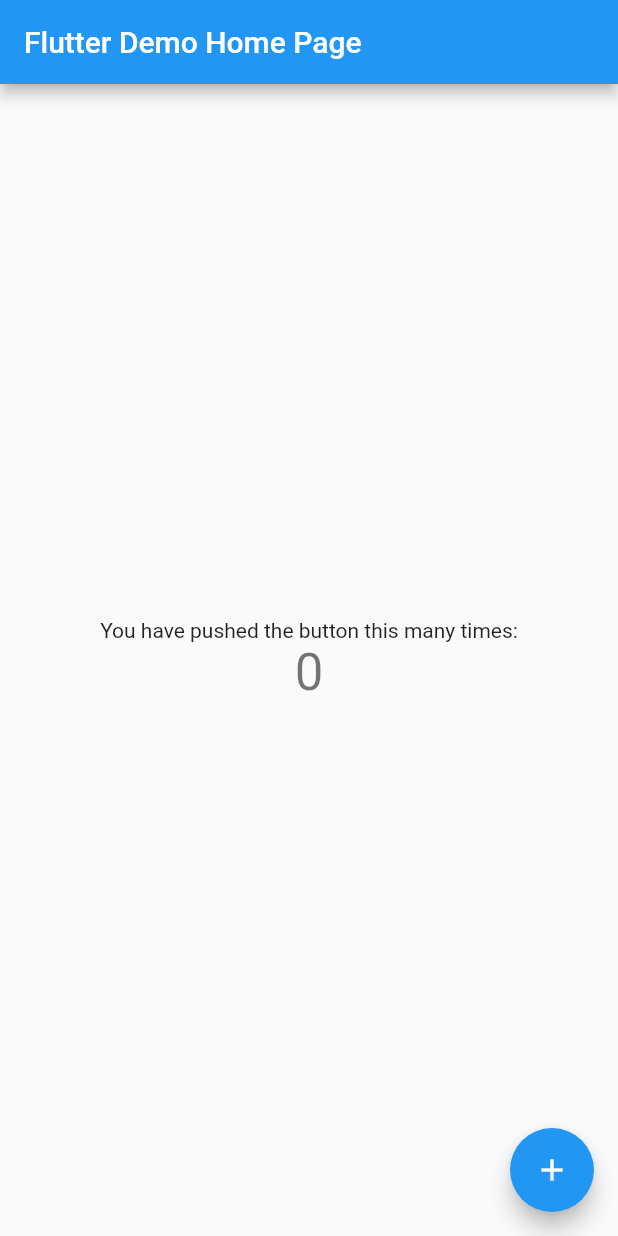
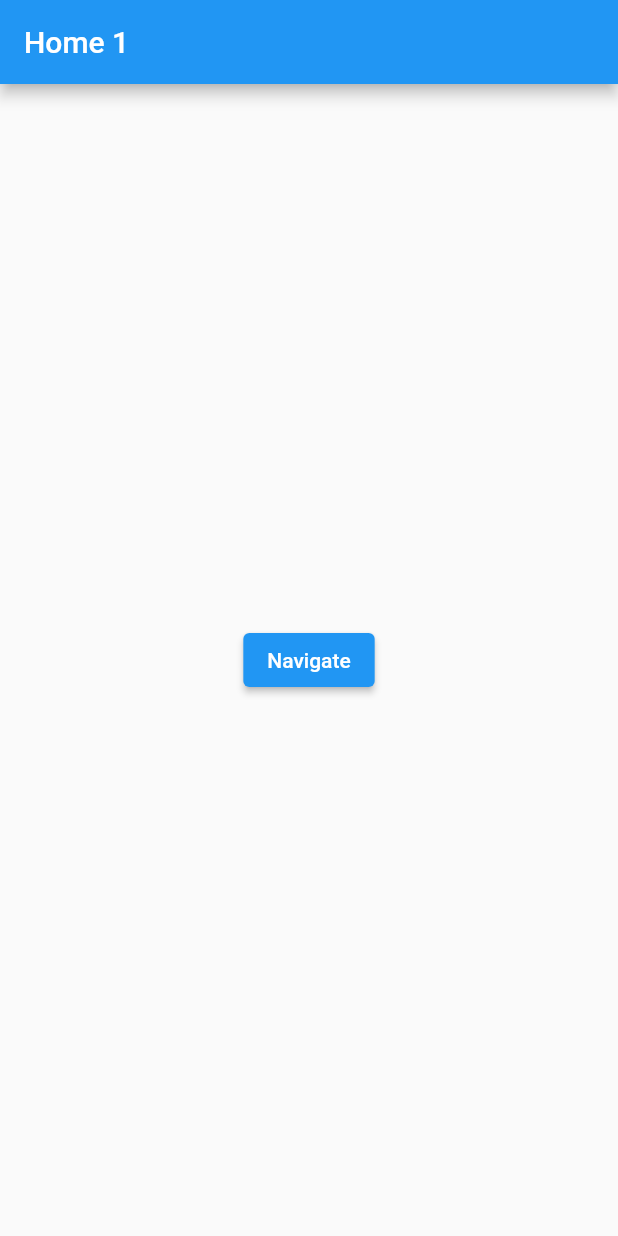
Before and after one commit to Brian1011/flutter_modularized_architecture, a Flutter app: the screen it shows after launch, on a phone screen of 412 x 824 dp. Run offline on Flutter 3.47's test engine with Material 2 defaults, Android fonts, the phone set to English and light mode, and no system bars.

Commit message:
add flutter modular

```diff
--- a/lib/main.dart
+++ b/lib/main.dart
@@ -11,105 +11,50 @@ class MyApp extends StatelessWidget {
   @override
   Widget build(BuildContext context) {
     return MaterialApp(
-      title: 'Flutter Demo',
-      theme: ThemeData(
-        // This is the theme of your application.
-        //
-        // Try running your application with "flutter run". You'll see the
-        // application has a blue toolbar. Then, without quitting the app, try
-        // changing the primarySwatch below to Colors.green and then invoke
-        // "hot reload" (press "r" in the console where you ran "flutter run",
-        // or simply save your changes to "hot reload" in a Flutter IDE).
-        // Notice that the counter didn't reset back to zero; the application
-        // is not restarted.
-        primarySwatch: Colors.blue,
+        title: 'Flutter Demo',
+        theme: ThemeData(
+          primarySwatch: Colors.blue,
+        ),
+        home: const Home1());
+  }
+}
+
+class Home1 extends StatelessWidget {
+  const Home1({Key? key}) : super(key: key);
+
+  @override
+  Widget build(BuildContext context) {
+    return Scaffold(
+      appBar: AppBar(
+        title: const Text("Home 1"),
       ),
-      home: const MyHomePage(title: 'Flutter Demo Home Page'),
+      body: Container(
+        child: Center(
+          child: ElevatedButton(
+            child: const Text("Navigate"),
+            onPressed: () {
+              Navigator.push(context,
+                  MaterialPageRoute(builder: (context) => const Home2()));
+            },
+          ),
+        ),
+      ),
     );
   }
 }
 
-class MyHomePage extends StatefulWidget {
-  const MyHomePage({Key? key, required this.title}) : super(key: key);
-
-  // This widget is the home page of your application. It is stateful, meaning
-  // that it has a State object (defined below) that contains fields that affect
-  // how it looks.
-
-  // This class is the configuration for the state. It holds the values (in this
-  // case the title) provided by the parent (in this case the App widget) and
-  // used by the build method of the State. Fields in a Widget subclass are
-  // always marked "final".
-
-  final String title;
-
-  @override
-  State<MyHomePage> createState() => _MyHomePageState();
-}
-
-class _MyHomePageState extends State<MyHomePage> {
-  int _counter = 0;
-
-  void _incrementCounter() {
-    setState(() {
-      // This call to setState tells the Flutter framework that something has
-      // changed in this State, which causes it to rerun the build method below
-      // so that the display can reflect the updated values. If we changed
-      // _counter without calling setState(), then the build method would not be
-      // called again, and so nothing would appear to happen.
-      _counter++;
-    });
-  }
+class Home2 extends StatelessWidget {
+  const Home2({Key? key}) : super(key: key);
 
   @override
   Widget build(BuildContext context) {
-    // This method is rerun every time setState is called, for instance as done
-    // by the _incrementCounter method above.
-    //
-    // The Flutter framework has been optimized to make rerunning build methods
-    // fast, so that you can just rebuild anything that needs updating rather
-    // than having to individually change instances of widgets.
     return Scaffold(
       appBar: AppBar(
-        // Here we take the value from the MyHomePage object that was created by
-        // the App.build method, and use it to set our appbar title.
-        title: Text(widget.title),
+        title: const Text("Home 2"),
       ),
-      body: Center(
-        // Center is a layout widget. It takes a single child and positions it
-        // in the middle of the parent.
-        child: Column(
-          // Column is also a layout widget. It takes a list of children and
-          // arranges them vertically. By default, it sizes itself to fit its
-          // children horizontally, and tries to be as tall as its parent.
-          //
-          // Invoke "debug painting" (press "p" in the console, choose the
-          // "Toggle Debug Paint" action from the Flutter Inspector in Android
-          // Studio, or the "Toggle Debug Paint" command in Visual Studio Code)
-          // to see the wireframe for each widget.
-          //
-          // Column has various properties to control how it sizes itself and
-          // how it positions its children. Here we use mainAxisAlignment to
-          // center the children vertically; the main axis here is the vertical
-          // axis because Columns are vertical (the cross axis would be
-          // horizontal).
-          mainAxisAlignment: MainAxisAlignment.center,
-          children: <Widget>[
-            const Text(
-              'You have pushed the button this many times:',
-            ),
-            Text(
-              '$_counter',
-              style: Theme.of(context).textTheme.headline4,
-            ),
-          ],
-        ),
+      body: Container(
+        child: const Center(child: Text("Home 2")),
       ),
-      floatingActionButton: FloatingActionButton(
-        onPressed: _incrementCounter,
-        tooltip: 'Increment',
-        child: const Icon(Icons.add),
-      ), // This trailing comma makes auto-formatting nicer for build methods.
     );
   }
 }
--- a/pubspec.yaml
+++ b/pubspec.yaml
@@ -34,6 +34,7 @@ dependencies:
   # The following adds the Cupertino Icons font to your application.
   # Use with the CupertinoIcons class for iOS style icons.
   cupertino_icons: ^1.0.2
+  flutter_modular: ^5.0.3
 
 dev_dependencies:
   flutter_test:
```
Also changed, not shown: pubspec.lock.
